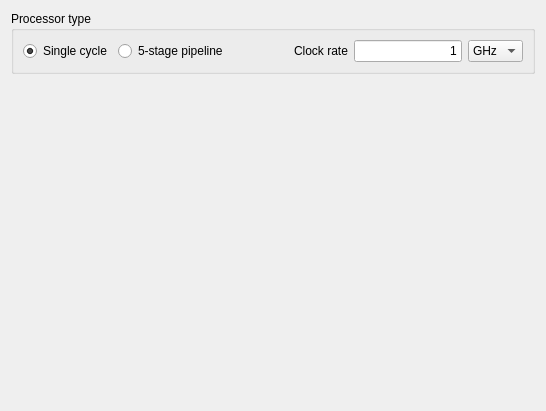
Above: src/processortab.ui from mortbopet/Ripes before the change. Below: the same form after it.
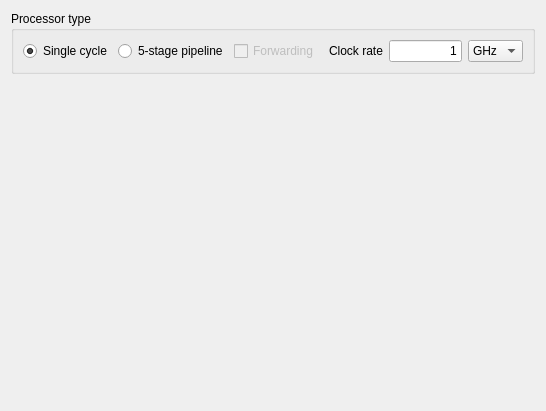
That is the form after the change.

The edit to the form file:
```diff
--- a/src/processortab.ui
+++ b/src/processortab.ui
@@ -41,6 +41,16 @@
             </property>
            </widget>
           </item>
+          <item>
+           <widget class="QCheckBox" name="forwarding">
+            <property name="enabled">
+             <bool>false</bool>
+            </property>
+            <property name="text">
+             <string>Forwarding</string>
+            </property>
+           </widget>
+          </item>
           <item>
            <spacer name="horizontalSpacer_5">
             <property name="orientation">
```
Left out of the diff: 4 changed lines with no effect on the pictures.
